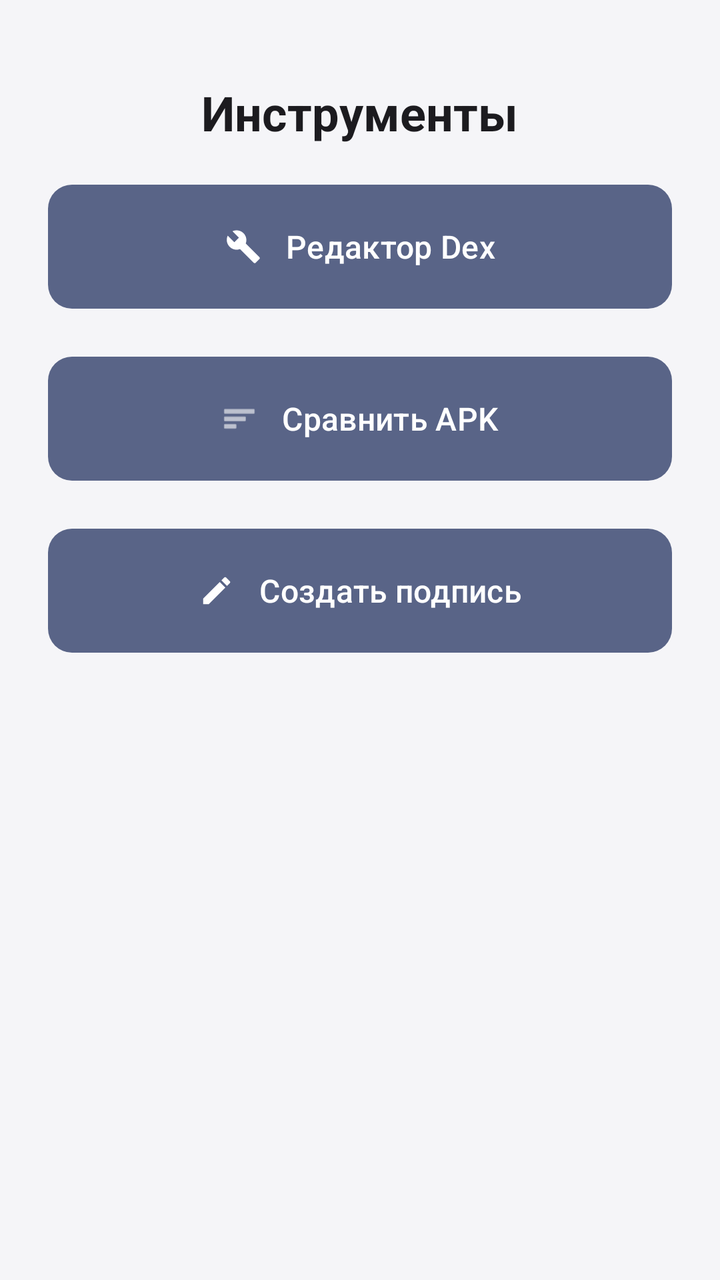
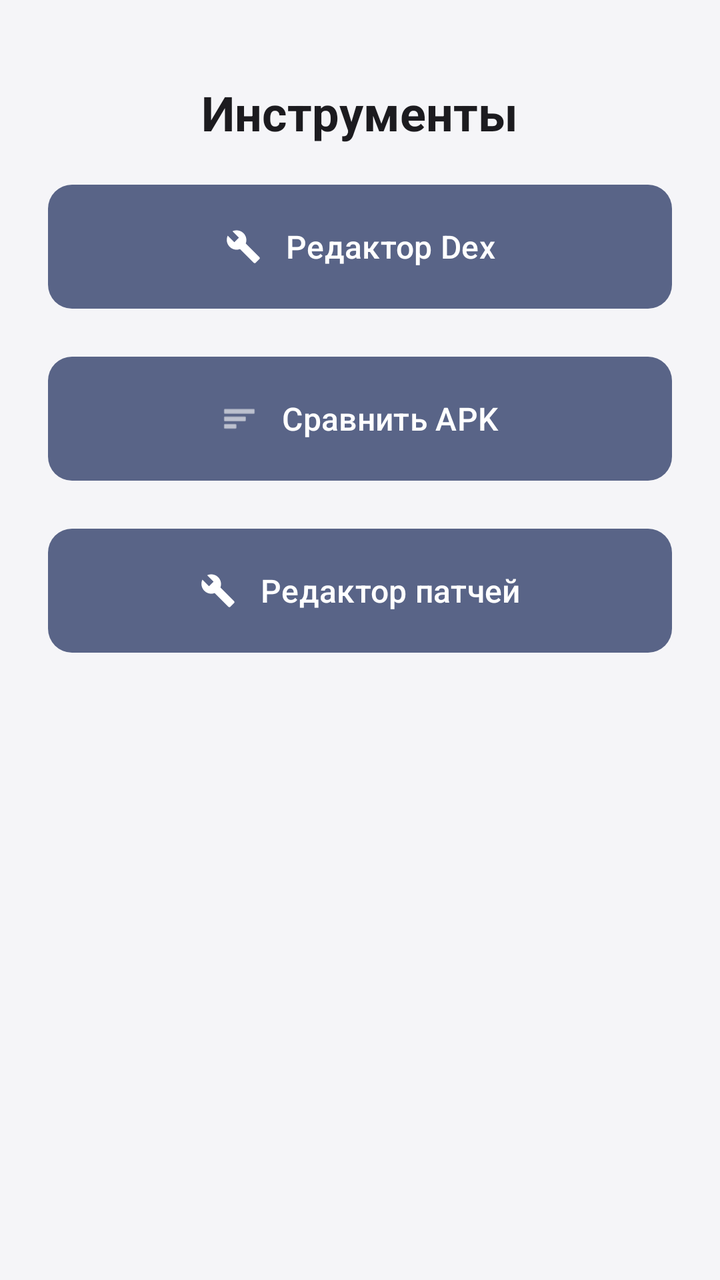

The first picture is an Android layout as it rendered before a commit; the second is the same layout after the commit. The layout source and the unified diff follow.
<!-- AndroidManifest.xml: activity theme Theme.LazyModification -->
<!-- res/layout/activity_tools.xml -->
<?xml version="1.0" encoding="utf-8"?>
<ScrollView xmlns:android="http://schemas.android.com/apk/res/android"
    xmlns:app="http://schemas.android.com/apk/res-auto"
    android:layout_width="match_parent"
    android:layout_height="match_parent"
    android:fillViewport="true">

    <LinearLayout
        android:layout_width="match_parent"
        android:layout_height="wrap_content"
        android:orientation="vertical"
        android:padding="24dp">

        <TextView
            android:id="@+id/tvTitle"
            android:layout_width="wrap_content"
            android:layout_height="wrap_content"
            android:layout_gravity="center_horizontal"
            android:layout_marginTop="16dp"
            android:text="@string/tools_title"
            android:textColor="?attr/colorOnSurface"
            android:textSize="24sp"
            android:textStyle="bold" />

        <com.google.android.material.button.MaterialButton
            android:id="@+id/btnDexEditor"
            android:layout_width="match_parent"
            android:layout_height="70dp"
            android:layout_marginTop="16dp"
            android:padding="12dp"
            android:text="@string/tools_dex_editor"
            android:textSize="16sp"
            app:icon="@drawable/ic_tools"
            app:iconGravity="textStart"
            app:iconPadding="12dp" />

        <com.google.android.material.button.MaterialButton
            android:id="@+id/btnCompare"
            android:layout_width="match_parent"
            android:layout_height="70dp"
            android:layout_marginTop="16dp"
            android:padding="12dp"
            android:text="@string/compare_apk"
            android:textSize="16sp"
            app:icon="@android:drawable/ic_menu_sort_by_size"
            app:iconGravity="textStart"
            app:iconPadding="12dp" />

        <com.google.android.material.button.MaterialButton
            android:id="@+id/btnCreateSignature"
            android:layout_width="match_parent"
            android:layout_height="70dp"
            android:layout_marginTop="16dp"
            android:padding="12dp"
            android:text="@string/tools_create_signature"
            android:textSize="16sp"
            app:icon="@drawable/ic_signature"
            app:iconGravity="textStart"
            app:iconPadding="12dp" />

    </LinearLayout>
</ScrollView>
<!-- resources referenced by this layout -->
<resources>
  <!-- drawable ic_signature (drawable) -->
  <?xml version="1.0" encoding="utf-8"?>
  <vector xmlns:android="http://schemas.android.com/apk/res/android"
      android:width="24dp"
      android:height="24dp"
      android:viewportWidth="24"
      android:viewportHeight="24"
      android:tint="?attr/colorOnSurface">
      <path
          android:fillColor="@android:color/white"
          android:pathData="M3,17.25V21h3.75L17.81,9.94l-3.75,-3.75L3,17.25zM20.71,7.04c0.39,-0.39 0.39,-1.02 0,-1.41l-2.34,-2.34c-0.39,-0.39 -1.02,-0.39 -1.41,0l-1.83,1.83l3.75,3.75l1.83,-1.83z"/>
  </vector>
  <string name="tools_create_signature">Создать подпись</string>
  <style name="Base.Theme.LazyModification" parent="Theme.Material3.Light.NoActionBar">
          
          <item name="colorPrimary">#596487</item>
          <item name="colorOnPrimary">#FFFFFF</item>
          <item name="colorPrimaryContainer">#DCE1F0</item>
          <item name="colorOnPrimaryContainer">#152040</item>
          <item name="colorPrimaryInverse">#B9C3E4</item>
  
          
          <item name="colorSecondary">#596487</item>
          <item name="colorOnSecondary">#FFFFFF</item>
          <item name="colorSecondaryContainer">#DCE1F0</item>
          <item name="colorOnSecondaryContainer">#152040</item>
  
          
          <item name="colorTertiary">#6E5A87</item>
          <item name="colorOnTertiary">#FFFFFF</item>
          <item name="colorTertiaryContainer">#F0DCE1</item>
          <item name="colorOnTertiaryContainer">#401520</item>
  
          
          <item name="colorError">#BA1A1A</item>
          <item name="colorOnError">#FFFFFF</item>
          <item name="colorErrorContainer">#FFDAD6</item>
          <item name="colorOnErrorContainer">#410002</item>
  
          
          <item name="android:colorBackground">#F5F5F8</item>
          <item name="colorSurface">#F5F5F8</item>
          <item name="colorOnSurface">#1C1B1F</item>
          <item name="colorSurfaceVariant">#E1E2EC</item>
          <item name="colorOnSurfaceVariant">#44474F</item>
          <item name="colorSurfaceInverse">#313033</item>
          <item name="colorOnSurfaceInverse">#F4EFF4</item>
  
          
          <item name="colorOutline">#74777F</item>
          <item name="colorOutlineVariant">#C4C6D0</item>
  
          
          <item name="android:statusBarColor">@android:color/transparent</item>
          <item name="android:navigationBarColor">@android:color/transparent</item>
          <item name="android:windowLightStatusBar">true</item>
  
          
          <item name="materialButtonStyle">@style/Widget.LazyModification.Button</item>
          <item name="materialButtonOutlinedStyle">@style/Widget.LazyModification.Button.Outlined</item>
      </style>
  <!-- unchanged entries left out for length: 7 -->
</resources>

<!-- the commit's change to res/layout/activity_tools.xml (unified diff, before → after) -->
@@ -47,16 +47,17 @@
             app:iconPadding="12dp" />
 
         <com.google.android.material.button.MaterialButton
-            android:id="@+id/btnCreateSignature"
+            android:id="@+id/btnPatchEditor"
             android:layout_width="match_parent"
             android:layout_height="70dp"
             android:layout_marginTop="16dp"
             android:padding="12dp"
-            android:text="@string/tools_create_signature"
+            android:text="@string/custom_patch_editor"
             android:textSize="16sp"
-            app:icon="@drawable/ic_signature"
+            app:icon="@drawable/ic_tools"
             app:iconGravity="textStart"
             app:iconPadding="12dp" />
 
+
     </LinearLayout>
 </ScrollView>
<!-- resource entries referenced after the edit -->
@@ -1,18 +1,6 @@
 <!-- resources referenced by this layout -->
 <resources>
-  <!-- drawable ic_signature (drawable) -->
-  <?xml version="1.0" encoding="utf-8"?>
-  <vector xmlns:android="http://schemas.android.com/apk/res/android"
-      android:width="24dp"
-      android:height="24dp"
-      android:viewportWidth="24"
-      android:viewportHeight="24"
-      android:tint="?attr/colorOnSurface">
-      <path
-          android:fillColor="@android:color/white"
-          android:pathData="M3,17.25V21h3.75L17.81,9.94l-3.75,-3.75L3,17.25zM20.71,7.04c0.39,-0.39 0.39,-1.02 0,-1.41l-2.34,-2.34c-0.39,-0.39 -1.02,-0.39 -1.41,0l-1.83,1.83l3.75,3.75l1.83,-1.83z"/>
-  </vector>
-  <string name="tools_create_signature">Создать подпись</string>
+  <string name="custom_patch_editor">Редактор патчей</string>
   <style name="Base.Theme.LazyModification" parent="Theme.Material3.Light.NoActionBar">
           
           <item name="colorPrimary">#596487</item>
@@ -58,9 +46,47 @@
           <item name="android:windowLightStatusBar">true</item>
   
           
+          <item name="materialAlertDialogTheme">@style/ThemeOverlay.LazyModification.Dialog</item>
+          <item name="editTextStyle">@style/Widget.LazyModification.EditText</item>
+          <item name="android:editTextStyle">@style/Widget.LazyModification.EditText</item>
           <item name="materialButtonStyle">@style/Widget.LazyModification.Button</item>
           <item name="materialButtonOutlinedStyle">@style/Widget.LazyModification.Button.Outlined</item>
       </style>
+  <style name="ThemeOverlay.LazyModification.Dialog" parent="ThemeOverlay.Material3.MaterialAlertDialog">
+          <item name="shapeAppearanceOverlay">@style/ShapeAppearanceOverlay.LazyModification.Dialog</item>
+          <item name="editTextStyle">@style/Widget.LazyModification.EditText</item>
+          <item name="android:editTextStyle">@style/Widget.LazyModification.EditText</item>
+      </style>
+  <style name="Widget.LazyModification.EditText" parent="Widget.AppCompat.EditText">
+          <item name="android:background">@drawable/rounded_input_background</item>
+          <item name="android:backgroundTint">@null</item>
+          <item name="backgroundTint">@null</item>
+          <item name="android:textColor">?attr/colorOnSurface</item>
+          <item name="android:textColorHint">?attr/colorOnSurfaceVariant</item>
+          <item name="android:minHeight">56dp</item>
+          <item name="android:padding">12dp</item>
+      </style>
+  <style name="ShapeAppearanceOverlay.LazyModification.Dialog" parent="">
+          <item name="cornerFamily">rounded</item>
+          <item name="cornerSize">24dp</item>
+      </style>
+  <!-- drawable rounded_input_background (drawable) -->
+  <selector xmlns:android="http://schemas.android.com/apk/res/android">
+      <item android:state_focused="true">
+          <shape>
+              <solid android:color="?attr/colorSurface" />
+              <stroke android:width="2dp" android:color="?attr/colorPrimary" />
+              <corners android:radius="12dp" />
+          </shape>
+      </item>
+      <item>
+          <shape>
+              <solid android:color="?attr/colorSurface" />
+              <stroke android:width="1dp" android:color="?attr/colorOutline" />
+              <corners android:radius="12dp" />
+          </shape>
+      </item>
+  </selector>
   <!-- unchanged entries left out for length: 7 -->
 </resources>
 
